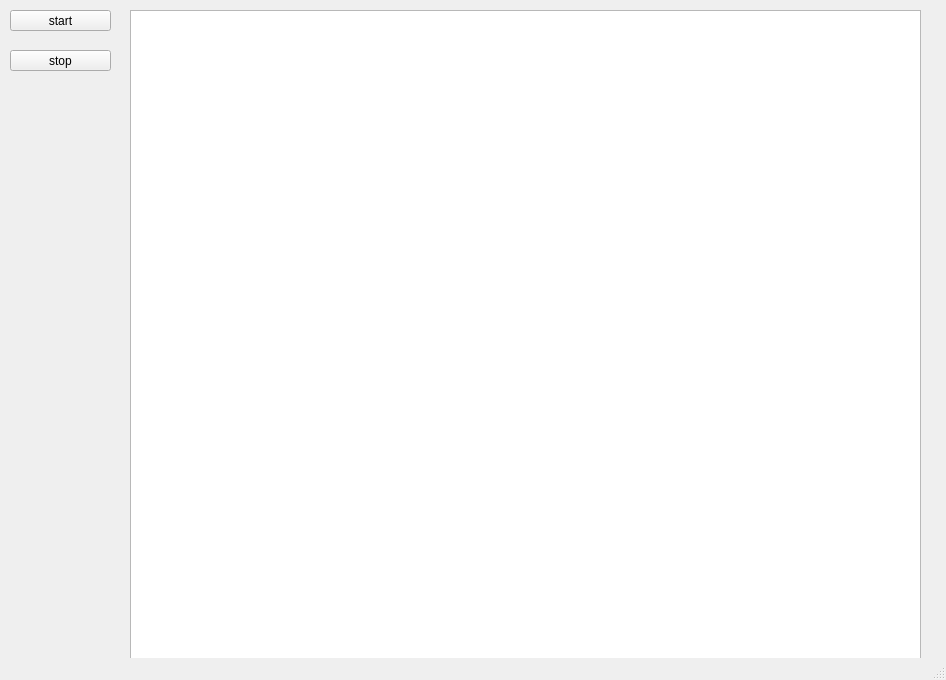
Not-4-Wh4le/CoolCursach, file mainwindow.ui: the form before one commit.
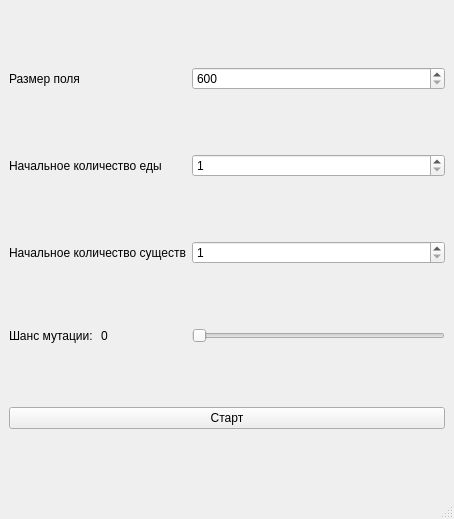
The form after the commit.

The edit to the form file:
```diff
--- a/mainwindow.ui
+++ b/mainwindow.ui
@@ -6,50 +6,119 @@
    <rect>
     <x>0</x>
     <y>0</y>
-    <width>946</width>
-    <height>680</height>
+    <width>454</width>
+    <height>519</height>
    </rect>
   </property>
+  <property name="sizePolicy">
+   <sizepolicy hsizetype="Fixed" vsizetype="Fixed">
+    <horstretch>0</horstretch>
+    <verstretch>0</verstretch>
+   </sizepolicy>
+  </property>
   <property name="windowTitle">
    <string>MainWindow</string>
   </property>
   <widget class="QWidget" name="centralwidget">
-   <widget class="QGraphicsView" name="graphicsView">
-    <property name="geometry">
-     <rect>
-      <x>130</x>
-      <y>10</y>
-      <width>791</width>
-      <height>661</height>
-     </rect>
-    </property>
-   </widget>
-   <widget class="QPushButton" name="startBtn">
-    <property name="geometry">
-     <rect>
-      <x>10</x>
-      <y>10</y>
-      <width>101</width>
-      <height>21</height>
-     </rect>
-    </property>
-    <property name="text">
-     <string>start</string>
-    </property>
-   </widget>
-   <widget class="QPushButton" name="pushButton">
-    <property name="geometry">
-     <rect>
-      <x>10</x>
-      <y>50</y>
-      <width>101</width>
-      <height>21</height>
-     </rect>
-    </property>
-    <property name="text">
-     <string>stop</string>
-    </property>
-   </widget>
+   <property name="maximumSize">
+    <size>
+     <width>455</width>
+     <height>16777215</height>
+    </size>
+   </property>
+   <layout class="QGridLayout" name="gridLayout_3">
+    <item row="1" column="1">
+     <widget class="QSpinBox" name="foodCountBox">
+      <property name="minimum">
+       <number>1</number>
+      </property>
+      <property name="maximum">
+       <number>1000</number>
+      </property>
+     </widget>
+    </item>
+    <item row="2" column="0">
+     <widget class="QLabel" name="labelBacteria">
+      <property name="text">
+       <string>Начальное количество существ</string>
+      </property>
+     </widget>
+    </item>
+    <item row="0" column="0">
+     <widget class="QLabel" name="labelField">
+      <property name="text">
+       <string>Размер поля</string>
+      </property>
+     </widget>
+    </item>
+    <item row="1" column="0">
+     <widget class="QLabel" name="labelFood">
+      <property name="text">
+       <string>Начальное количество еды</string>
+      </property>
+     </widget>
+    </item>
+    <item row="0" column="1">
+     <widget class="QSpinBox" name="fieldSizeBox">
+      <property name="minimum">
+       <number>600</number>
+      </property>
+      <property name="maximum">
+       <number>5000</number>
+      </property>
+     </widget>
+    </item>
+    <item row="2" column="1">
+     <widget class="QSpinBox" name="bacteriaCountBox">
+      <property name="minimum">
+       <number>1</number>
+      </property>
+      <property name="maximum">
+       <number>20</number>
+      </property>
+     </widget>
+    </item>
+    <item row="3" column="0">
+     <layout class="QHBoxLayout" name="horizontalLayout">
+      <item>
+       <widget class="QLabel" name="labelChance">
+        <property name="text">
+         <string>Шанс мутации:</string>
+        </property>
+       </widget>
+      </item>
+      <item>
+       <widget class="QLabel" name="labelChanceNum">
+        <property name="text">
+         <string>0</string>
+        </property>
+       </widget>
+      </item>
+     </layout>
+    </item>
+    <item row="3" column="1">
+     <widget class="QSlider" name="mutationChanceSlider">
+      <property name="font">
+       <font>
+        <pointsize>10</pointsize>
+       </font>
+      </property>
+      <property name="maximum">
+       <number>100</number>
+      </property>
+      <property name="orientation">
+       <enum>Qt::Horizontal</enum>
+      </property>
+     </widget>
+    </item>
+    <item row="4" column="0" colspan="2">
+     <widget class="QPushButton" name="startButton">
+      <property name="text">
+       <string>Старт</string>
+      </property>
+     </widget>
+    </item>
+   </layout>
   </widget>
   <widget class="QMenuBar" name="menubar">
    <property name="geometry">
```
Left out of the diff: 2 changed lines with no effect on the pictures.
